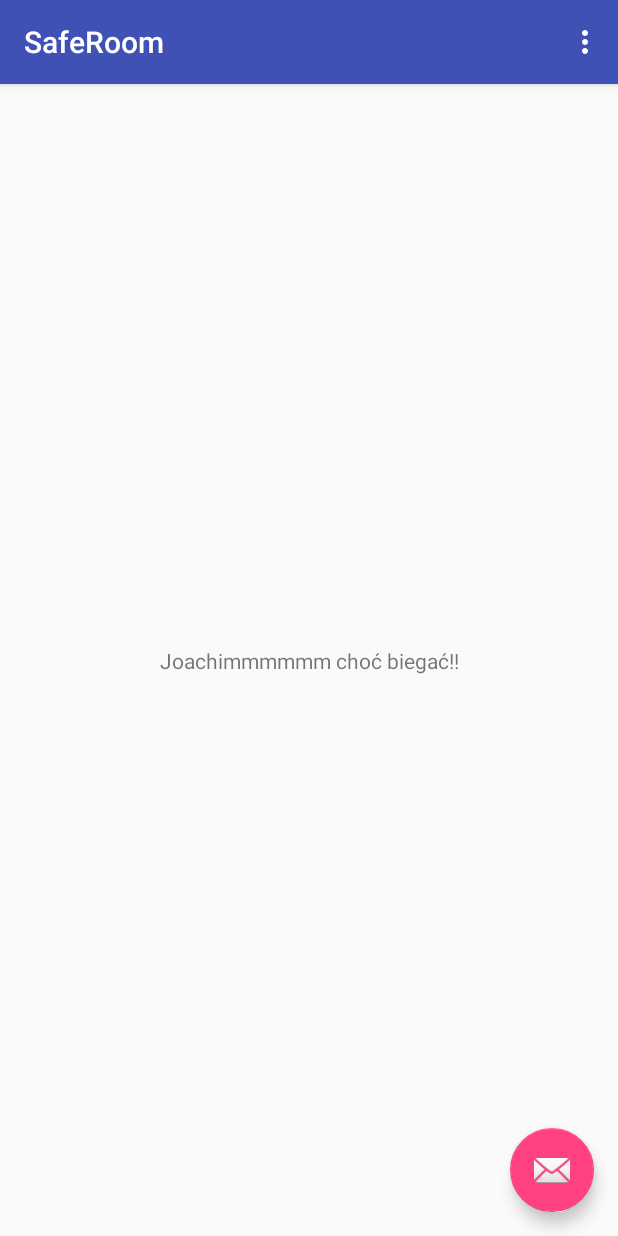
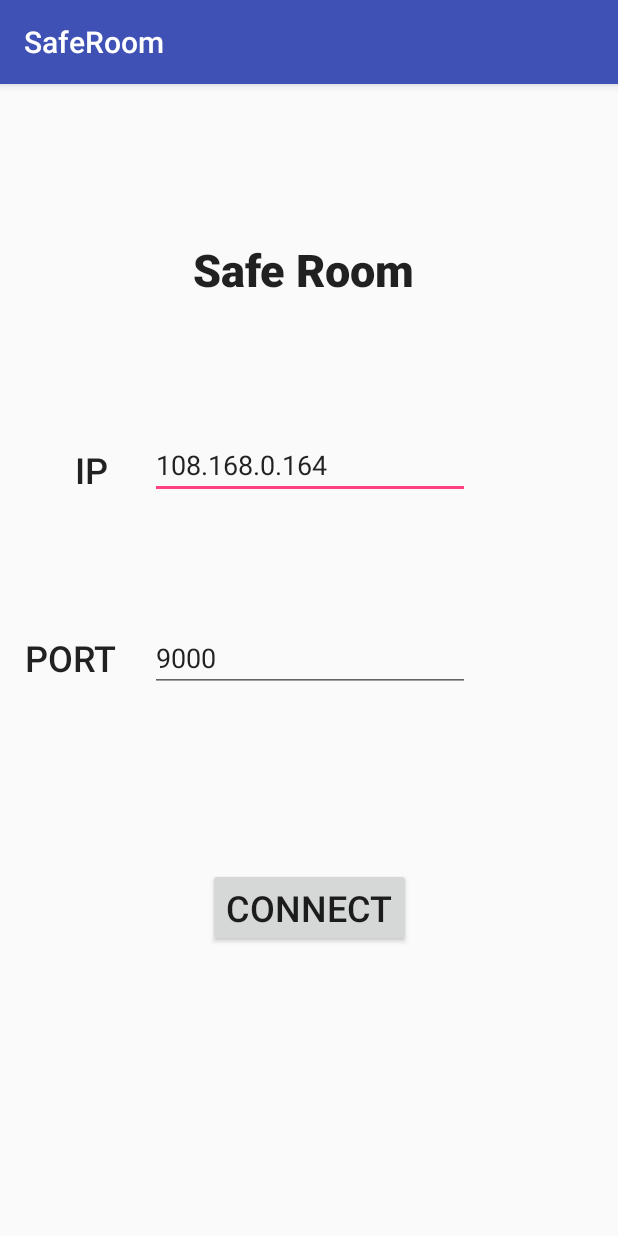
Before and after one commit to HBuczynski/SafeHouse, an Android app: the screen it shows after launch (MainActivity), on a phone screen of 412 x 824 dp. Run offline under Robolectric (Android 15) with nearby library versions, the phone set to English and light mode, and no system bars; 6 statements that could not run were skipped.

Commit message:
mobile_client: Added initial page.

```diff
--- a/mobile_client/app/build.gradle
+++ b/mobile_client/app/build.gradle
@@ -36,4 +36,5 @@ dependencies {
     testImplementation 'junit:junit:4.12'
     androidTestImplementation 'com.android.support.test:runner:1.0.2'
     androidTestImplementation 'com.android.support.test.espresso:espresso-core:3.0.2'
+    implementation 'com.android.support:mediarouter-v7:27.1.1'
 }
--- a/mobile_client/app/src/main/java/MainActivity.java
+++ b/mobile_client/app/src/main/java/MainActivity.java
@@ -23,18 +23,6 @@ public class MainActivity extends AppCompatActivity {
         Toolbar toolbar = (Toolbar) findViewById(R.id.toolbar);
         setSupportActionBar(toolbar);
 
-        FloatingActionButton fab = (FloatingActionButton) findViewById(R.id.fab);
-        fab.setOnClickListener(new View.OnClickListener() {
-            @Override
-            public void onClick(View view) {
-                Snackbar.make(view, "Replace with your own action", Snackbar.LENGTH_LONG)
-                        .setAction("Action", null).show();
-            }
-        });
-
-        // Example of a call to a native method
-        TextView tv = (TextView) findViewById(R.id.sample_text);
-        tv.setText("Joachimmmmmm choć biegać!!");
 
         try {
             client = new ClientTCP("192.168.0.164", 9000);
@@ -52,7 +40,7 @@ public class MainActivity extends AppCompatActivity {
     @Override
     public boolean onCreateOptionsMenu(Menu menu) {
         // Inflate the menu; this adds items to the action bar if it is present.
-        getMenuInflater().inflate(R.menu.menu_main, menu);
+        //getMenuInflater().inflate(R.menu.menu_main, menu);
         return true;
     }
 
@@ -61,12 +49,7 @@ public class MainActivity extends AppCompatActivity {
         // Handle action bar item clicks here. The action bar will
         // automatically handle clicks on the Home/Up button, so long
         // as you specify a parent activity in AndroidManifest.xml.
-        int id = item.getItemId();
-
-        //noinspection SimplifiableIfStatement
-        if (id == R.id.action_settings) {
-            return true;
-        }
+        //int id = item.getItemId();
 
         return super.onOptionsItemSelected(item);
     }
--- /dev/null
+++ b/mobile_client/app/src/main/res/drawable/ic_search_black_24dp.xml
@@ -0,0 +1,9 @@
+<vector xmlns:android="http://schemas.android.com/apk/res/android"
+        android:width="24dp"
+        android:height="24dp"
+        android:viewportWidth="24.0"
+        android:viewportHeight="24.0">
+    <path
+        android:fillColor="#FF000000"
+        android:pathData="M15.5,14h-0.79l-0.28,-0.27C15.41,12.59 16,11.11 16,9.5 16,5.91 13.09,3 9.5,3S3,5.91 3,9.5 5.91,16 9.5,16c1.61,0 3.09,-0.59 4.23,-1.57l0.27,0.28v0.79l5,4.99L20.49,19l-4.99,-5zM9.5,14C7.01,14 5,11.99 5,9.5S7.01,5 9.5,5 14,7.01 14,9.5 11.99,14 9.5,14z"/>
+</vector>
--- a/mobile_client/app/src/main/res/layout/activity_main.xml
+++ b/mobile_client/app/src/main/res/layout/activity_main.xml
@@ -22,12 +22,4 @@
 
     <include layout="@layout/content_main" />
 
-    <android.support.design.widget.FloatingActionButton
-        android:id="@+id/fab"
-        android:layout_width="wrap_content"
-        android:layout_height="wrap_content"
-        android:layout_gravity="bottom|end"
-        android:layout_margin="@dimen/fab_margin"
-        app:srcCompat="@android:drawable/ic_dialog_email" />
-
 </android.support.design.widget.CoordinatorLayout>
--- a/mobile_client/app/src/main/res/layout/content_main.xml
+++ b/mobile_client/app/src/main/res/layout/content_main.xml
@@ -9,13 +9,119 @@
     tools:showIn="@layout/activity_main">
 
     <TextView
-        android:id="@+id/sample_text"
+        android:id="@+id/main_text"
         android:layout_width="wrap_content"
         android:layout_height="wrap_content"
-        android:text="Hello World!"
+        android:text="Safe Room "
+        android:textAppearance="@style/TextAppearance.AppCompat.Widget.ActionBar.Title"
+        android:textSize="30sp"
+        android:textStyle="bold"
+        android:typeface="normal"
         app:layout_constraintBottom_toBottomOf="parent"
         app:layout_constraintLeft_toLeftOf="parent"
         app:layout_constraintRight_toRightOf="parent"
-        app:layout_constraintTop_toTopOf="parent" />
+        app:layout_constraintTop_toTopOf="parent"
+        app:layout_constraintVertical_bias="0.142" />
+
+    <TextView
+        android:id="@+id/ip_label"
+        android:layout_width="wrap_content"
+        android:layout_height="wrap_content"
+        android:layout_marginBottom="8dp"
+        android:layout_marginEnd="8dp"
+        android:layout_marginLeft="8dp"
+        android:layout_marginRight="8dp"
+        android:layout_marginStart="8dp"
+        android:layout_marginTop="8dp"
+        android:text="IP"
+        android:textAppearance="@style/TextAppearance.AppCompat.Body2"
+        android:textSize="24sp"
+        app:layout_constraintBottom_toBottomOf="parent"
+        app:layout_constraintEnd_toEndOf="parent"
+        app:layout_constraintHorizontal_bias="0.112"
+        app:layout_constraintStart_toStartOf="parent"
+        app:layout_constraintTop_toTopOf="parent"
+        app:layout_constraintVertical_bias="0.323" />
+
+    <TextView
+        android:id="@+id/port_label"
+        android:layout_width="wrap_content"
+        android:layout_height="wrap_content"
+        android:layout_marginBottom="8dp"
+        android:layout_marginEnd="8dp"
+        android:layout_marginLeft="8dp"
+        android:layout_marginRight="8dp"
+        android:layout_marginStart="8dp"
+        android:layout_marginTop="8dp"
+        android:text="PORT"
+        android:textAppearance="@style/TextAppearance.AppCompat.Body2"
+        android:textSize="24sp"
+        app:layout_constraintBottom_toBottomOf="parent"
+        app:layout_constraintEnd_toEndOf="parent"
+        app:layout_constraintHorizontal_bias="0.025"
+        app:layout_constraintStart_toStartOf="parent"
+        app:layout_constraintTop_toTopOf="parent"
+        app:layout_constraintVertical_bias="0.498" />
+
+    <Button
+        android:id="@+id/connect_button"
+        style="@android:style/Widget.Material.Button.Small"
+        android:layout_width="wrap_content"
+        android:layout_height="wrap_content"
+        android:layout_marginBottom="8dp"
+        android:layout_marginEnd="8dp"
+        android:layout_marginLeft="8dp"
+        android:layout_marginRight="8dp"
+        android:layout_marginStart="8dp"
+        android:layout_marginTop="8dp"
+        android:text="CONNECT"
+        android:textSize="24sp"
+        android:visibility="visible"
+        app:layout_constraintBottom_toBottomOf="parent"
+        app:layout_constraintEnd_toEndOf="parent"
+        app:layout_constraintHorizontal_bias="0.501"
+        app:layout_constraintStart_toStartOf="parent"
+        app:layout_constraintTop_toTopOf="parent"
+        app:layout_constraintVertical_bias="0.736" />
+
+    <EditText
+        android:id="@+id/ip_text"
+        android:layout_width="wrap_content"
+        android:layout_height="wrap_content"
+        android:layout_marginBottom="8dp"
+        android:layout_marginEnd="8dp"
+        android:layout_marginLeft="8dp"
+        android:layout_marginRight="8dp"
+        android:layout_marginStart="8dp"
+        android:layout_marginTop="8dp"
+        android:ems="10"
+        android:inputType="textPersonName"
+        android:text="108.168.0.164"
+        app:layout_constraintBottom_toBottomOf="parent"
+        app:layout_constraintEnd_toEndOf="parent"
+        app:layout_constraintHorizontal_bias="0.503"
+        app:layout_constraintStart_toStartOf="parent"
+        app:layout_constraintTop_toTopOf="parent"
+        app:layout_constraintVertical_bias="0.316" />
+
+    <EditText
+        android:id="@+id/editText2"
+        android:layout_width="wrap_content"
+        android:layout_height="wrap_content"
+        android:layout_marginBottom="8dp"
+        android:layout_marginEnd="8dp"
+        android:layout_marginLeft="8dp"
+        android:layout_marginRight="8dp"
+        android:layout_marginStart="8dp"
+        android:layout_marginTop="8dp"
+        android:ems="10"
+        android:inputType="textPersonName"
+        android:text="9000"
+        app:layout_constraintBottom_toBottomOf="parent"
+        app:layout_constraintEnd_toEndOf="parent"
+        app:layout_constraintHorizontal_bias="0.503"
+        app:layout_constraintStart_toStartOf="parent"
+        app:layout_constraintTop_toTopOf="parent"
+        app:layout_constraintVertical_bias="0.498" />
 
 </android.support.constraint.ConstraintLayout>
--- a/mobile_client/app/src/main/res/menu/menu_main.xml
+++ b/mobile_client/app/src/main/res/menu/menu_main.xml
@@ -1,10 +1,4 @@
 <menu xmlns:android="http://schemas.android.com/apk/res/android"
     xmlns:app="http://schemas.android.com/apk/res-auto"
     xmlns:tools="http://schemas.android.com/tools"
-    tools:context="com.example.hubert.saferoom.MainActivity">
-    <item
-        android:id="@+id/action_settings"
-        android:orderInCategory="100"
-        android:title="@string/action_settings"
-        app:showAsAction="never" />
-</menu>
+    tools:context="com.example.hubert.saferoom.MainActivity"></menu>
```
